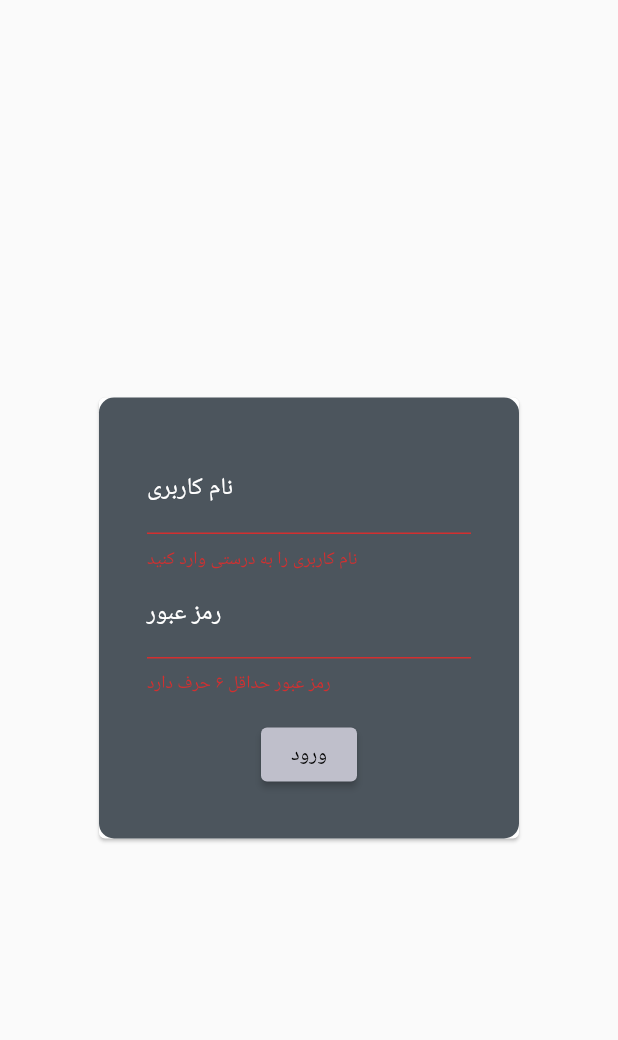
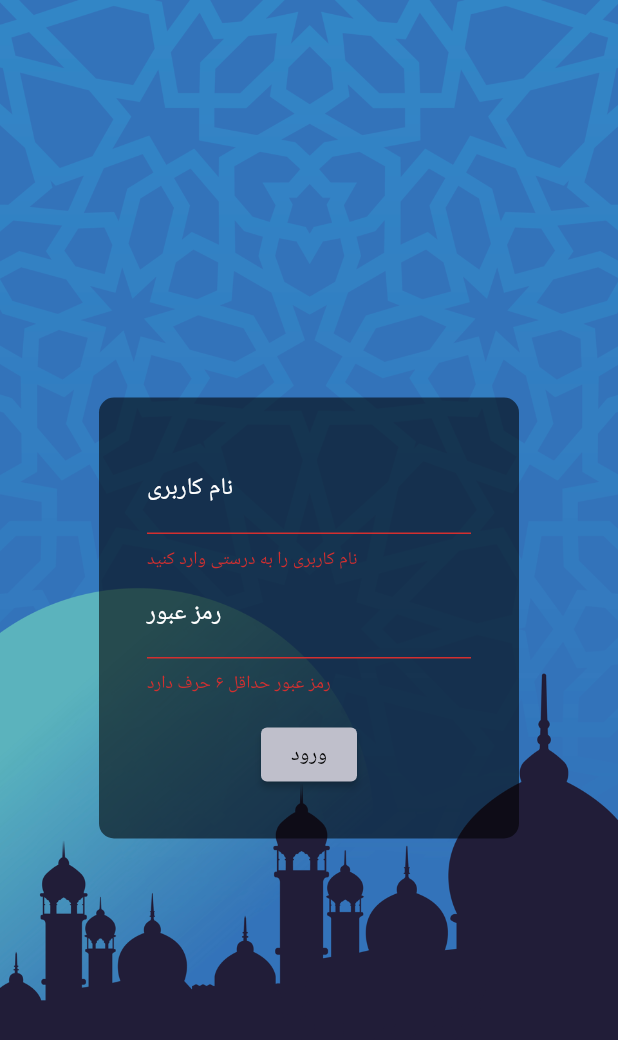
Before and after one commit to MobinAssari/Misaghe_Noor, a Flutter app: the screen it shows after launch, after a tap on "ورود", on a phone screen of 412 x 824 dp. Shown: the top 1040 px of the screen. Run offline on Flutter 3.47's test engine with Material 2 defaults, Android fonts, the phone set to English and light mode, and no system bars.

```diff
--- a/lib/Screens/authentication.dart
+++ b/lib/Screens/authentication.dart
@@ -1,4 +1,5 @@
 import 'package:flutter/material.dart';
+import 'package:misaghe_noor/data/dummy_user.dart';
 
 class AuthenticationScreen extends StatefulWidget {
   const AuthenticationScreen({super.key});
@@ -11,25 +12,42 @@ class _AuthenticationScreenState extends State<AuthenticationScreen> {
   final _form = GlobalKey<FormState>();
   var _enteredPassword = '';
   var _enteredEmail = '';
+  final TextEditingController userController = TextEditingController();
+  final TextEditingController passController = TextEditingController();
 
   void _submit() {
     if (_form.currentState!.validate()) {
       _form.currentState!.save();
       print(_enteredPassword);
       print(_enteredEmail);
+      for(var user in dummyUser){
+        if(user.userName == userController.text.trim()){
+          if
+        }
+      }
     }
   }
 
   @override
   Widget build(context) {
     return Scaffold(
-      body: Center(
-        child: Card(
+      body: Stack(
+        children: [
+          Container(
+            height: double.infinity,
+            decoration: const BoxDecoration(
+              image: DecorationImage(
+                image: AssetImage('assets/images/mosque.png'),
+                fit: BoxFit.cover,
+              ),
+            ),
+          ),
+          Center(
             child: Container(
               padding: const EdgeInsets.all(16),
               decoration: BoxDecoration(
                 borderRadius: BorderRadius.circular(10),
-              color: const Color.fromARGB(255, 76, 85, 93),
+                color: const Color.fromARGB(148, 0, 0, 0),
               ),
               width: 280,
               child: Padding(
@@ -43,12 +61,15 @@ class _AuthenticationScreenState extends State<AuthenticationScreen> {
                           decoration: const InputDecoration(
                             label: Text(
                               'نام کاربری',
-                            style: TextStyle(color: Colors.white,),
+                              style: TextStyle(
+                                color: Colors.white,
+                              ),
                             ),
                             enabledBorder: UnderlineInputBorder(
                               borderSide: BorderSide(color: Colors.white),
                             ),
                           ),
+                          controller: userController,
                           validator: (value) {
                             if (value == null || value.trim().isEmpty) {
                               return 'نام کاربری را به درستی وارد کنید';
@@ -60,6 +81,7 @@ class _AuthenticationScreenState extends State<AuthenticationScreen> {
                             _enteredEmail = value!;
                           }),
                       TextFormField(
+
                         decoration: const InputDecoration(
                           label: Text(
                             'رمز عبور',
@@ -69,6 +91,7 @@ class _AuthenticationScreenState extends State<AuthenticationScreen> {
                             borderSide: BorderSide(color: Colors.white),
                           ),
                         ),
+                        controller: passController,
                         validator: (value) {
                           if (value == null || value.trim().length < 6) {
                             return 'رمز عبور حداقل ۶ حرف دارد';
@@ -100,6 +123,7 @@ class _AuthenticationScreenState extends State<AuthenticationScreen> {
               ),
             ),
           ),
+        ],
       ),
     );
   }
--- /dev/null
+++ b/lib/data/dummy_user.dart
@@ -0,0 +1,8 @@
+import '../models/user.dart';
+
+List<User> dummyUser = [
+  User(name: 'علی', family: 'صالحی', userName: '1234', password: '1234', isAdmin: true),
+  User(name: 'حسین', family: 'عصاری', userName: '1234', password: '1234', isAdmin: true),
+  User(name: 'ایمان', family: 'فرهادی', userName: '1234', password: '1234', isAdmin: true),
+  User(name: 'مبین', family: 'سجادی', userName: '1234', password: '1234', isAdmin: true),
+];
--- a/lib/models/member.dart
+++ b/lib/models/member.dart
@@ -12,7 +12,7 @@ class Member {
     required this.moblie,
   });
 
-  final String id;
+  final int id;
   final String name;
   final String fatherName;
   final int meliNumber;
```
Also changed, not shown: lib/data/dummy_activity.dart (added, +8 -0 lines), lib/data/dummy_member.dart (added, +15 -0 lines), pubspec.yaml (+4 -3 lines), assets/images/mosque.png (added), lib/provider/entered_user.dart (added), pubspec.lock. Lines whose indentation alone changed are shown as unchanged.
